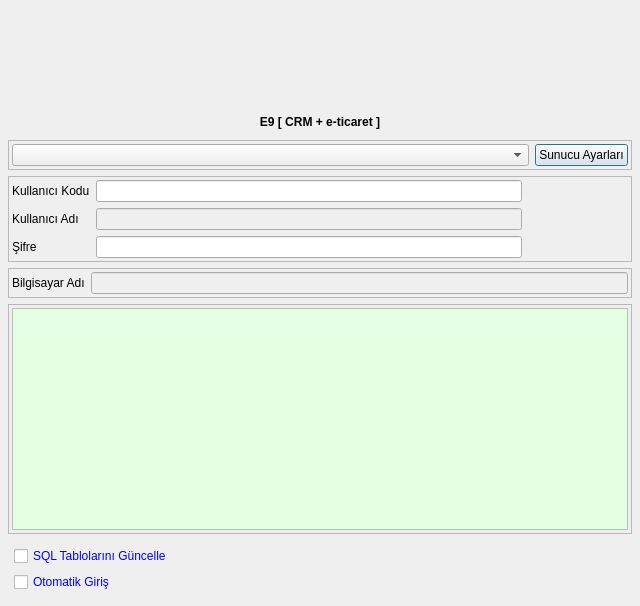
This is LOGIN/login_batch.ui in adakteknoloji/FRAMEWORK as Qt 5 draws it before an edit. The edited form follows.
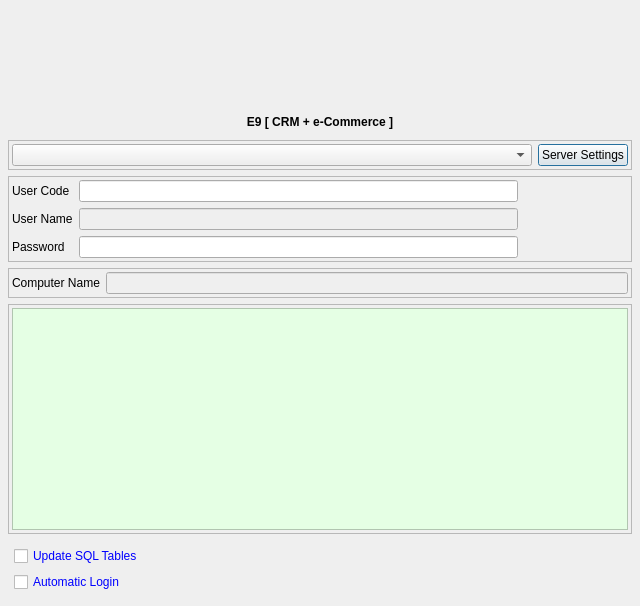
This is the edited form. Icons and pictures are not drawn.

Commit message: LOGIN ekranı dil desteği yapılıyor

```diff
--- a/LOGIN/login_batch.ui
+++ b/LOGIN/login_batch.ui
@@ -151,7 +151,7 @@
       </font>
      </property>
      <property name="text">
-      <string>E9 [ CRM + e-ticaret ]</string>
+      <string>E9 [ CRM + e-Commerce ]</string>
      </property>
      <property name="alignment">
       <set>Qt::AlignCenter</set>
@@ -207,7 +207,7 @@
          <item row="0" column="1">
           <widget class="QPushButton" name="push_button_sql_ayarlari">
            <property name="text">
-            <string>Sunucu Ayarları</string>
+            <string>Server Settings</string>
            </property>
           </widget>
          </item>
@@ -241,7 +241,7 @@
             </sizepolicy>
            </property>
            <property name="text">
-            <string>Kullanıcı Kodu</string>
+            <string>User Code</string>
            </property>
           </widget>
          </item>
@@ -282,7 +282,7 @@
             </sizepolicy>
            </property>
            <property name="text">
-            <string>Şifre</string>
+            <string>Password</string>
            </property>
           </widget>
          </item>
@@ -339,7 +339,7 @@
             </sizepolicy>
            </property>
            <property name="text">
-            <string>Kullanıcı Adı</string>
+            <string>User Name</string>
            </property>
           </widget>
          </item>
@@ -429,7 +429,7 @@
               <string notr="true">color:blue; font: 9pt &quot;Sans Serif&quot;;</string>
              </property>
              <property name="text">
-              <string>SQL Tablolarını Güncelle</string>
+              <string>Update SQL Tables</string>
              </property>
              <property name="iconSize">
               <size>
@@ -454,7 +454,7 @@
               <string notr="true">color:blue; font: 9pt &quot;Sans Serif&quot;;</string>
              </property>
              <property name="text">
-              <string>Otomatik Giriş</string>
+              <string>Automatic Login</string>
              </property>
              <property name="iconSize">
               <size>
@@ -506,7 +506,7 @@
             </sizepolicy>
            </property>
            <property name="text">
-            <string>Bilgisayar Adı</string>
+            <string>Computer Name</string>
            </property>
           </widget>
          </item>
```
Left out of the diff: 10 changed lines with no effect on the pictures. The commit also changes 9 other files.
